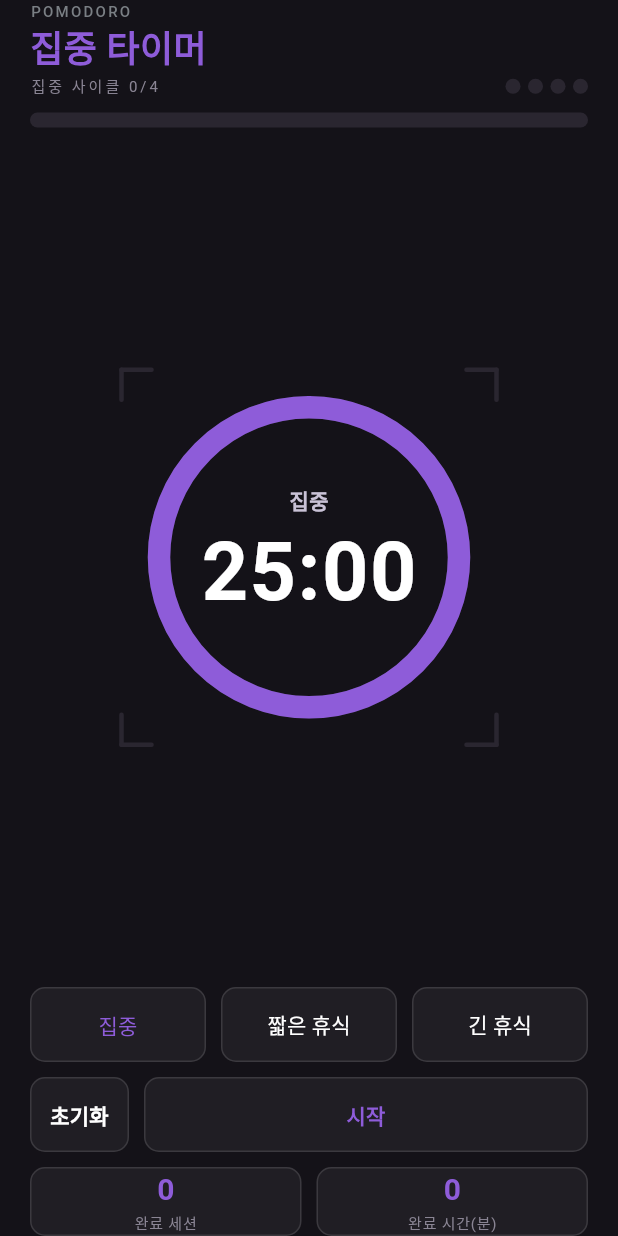
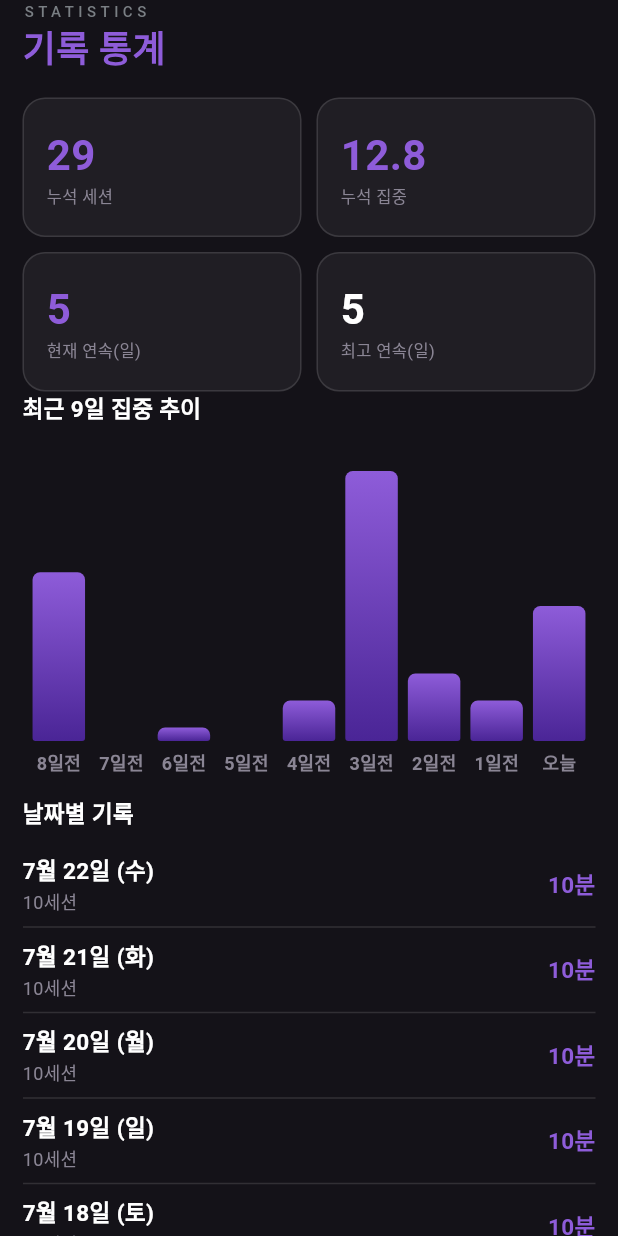
Before and after one commit to tnsgud/soonmodoro, a Flutter app: the screen it shows after launch, on a phone screen of 412 x 824 dp. Run offline on Flutter 3.47's test engine with Material 3 defaults, Android fonts, the phone set to English and light mode, and no system bars; drawn by our look-alikes of fl_chart; our stand-ins replace clock, flutter_riverpod, just_audio, vibration; missing offline and left inert: audio_session.

Commit message:
💄 통계화면 디자인 완성

```diff
--- a/lib/app/app.dart
+++ b/lib/app/app.dart
@@ -1,5 +1,6 @@
 import 'package:flutter/material.dart';
 import 'package:soonmodoro/app/theme/app_theme.dart';
+import 'package:soonmodoro/features/statistics/view/statistics_screen.dart';
 import 'package:soonmodoro/features/timer/view/timer_screen.dart';
 
 class App extends StatelessWidget {
@@ -10,7 +11,7 @@ class App extends StatelessWidget {
     return MaterialApp(
       title: 'Soonmodoro',
       theme: appTheme,
-      home: const TimerScreen(),
+      home: StatisticsScreen(),
     );
   }
 }
--- /dev/null
+++ b/lib/features/statistics/view/components/stat_card.dart
@@ -0,0 +1,51 @@
+import 'package:flutter/material.dart';
+import 'package:soonmodoro/shared/ui/app_colors.dart';
+
+class StatCard extends StatelessWidget {
+  final List<String> labels = ['누석 세션', '누석 집중', '현재 연속(일)', '최고 연속(일)'];
+  final List<Object> data;
+
+  StatCard({super.key, required this.data});
+
+  @override
+  Widget build(BuildContext context) {
+    return GridView.builder(
+      shrinkWrap: true,
+      gridDelegate: SliverGridDelegateWithFixedCrossAxisCount(
+        mainAxisSpacing: 10,
+        childAspectRatio: 1 / 0.5,
+        crossAxisCount: 2,
+        crossAxisSpacing: 10,
+      ),
+      itemCount: labels.length,
+      itemBuilder: (e, index) {
+        return Container(
+          padding: EdgeInsets.symmetric(horizontal: 15),
+          decoration: BoxDecoration(
+            color: surfaceColor,
+            border: BoxBorder.all(color: surfaceBorderColor),
+            borderRadius: BorderRadius.circular(15),
+          ),
+          child: Column(
+            mainAxisAlignment: MainAxisAlignment.center,
+            crossAxisAlignment: CrossAxisAlignment.start,
+            children: [
+              Text(
+                '${data[index]}',
+                style: TextStyle(
+                  color: index == 3 ? Colors.white : primaryColor,
+                  fontSize: 28,
+                  fontWeight: FontWeight.bold,
+                ),
+              ),
+              Text(
+                labels[index],
+                style: TextStyle(color: mutedColor, fontSize: 11),
+              ),
+            ],
+          ),
+        );
+      },
+    );
+  }
+}
--- /dev/null
+++ b/lib/features/statistics/view/components/stat_chart.dart
@@ -0,0 +1,94 @@
+import 'dart:math';
+
+import 'package:fl_chart/fl_chart.dart';
+import 'package:flutter/material.dart';
+import 'package:soonmodoro/shared/ui/app_colors.dart';
+
+class StatChart extends StatelessWidget {
+  final List<double> data;
+  const StatChart({super.key, required this.data});
+
+  Widget getTitles(double value, TitleMeta meta) {
+    const style = TextStyle(
+      color: mutedColor,
+      fontWeight: FontWeight.bold,
+      fontSize: 12,
+    );
+
+    var t = (8 - value).toInt();
+
+    return SideTitleWidget(
+      meta: meta,
+      space: 5,
+      child: Text(t == 0 ? '오늘' : '$t일전', style: style),
+    );
+  }
+
+  BarChartGroupData makeGroupData(int x, double y) {
+    return BarChartGroupData(
+      x: x,
+      barRods: [
+        BarChartRodData(
+          toY: y,
+          gradient: LinearGradient(
+            begin: Alignment.topCenter,
+            end: Alignment.bottomCenter,
+            colors: [primaryColor, Color(0xff4a2596)],
+          ),
+          width: 35,
+          borderRadius: BorderRadius.only(
+            topLeft: Radius.circular(5),
+            topRight: Radius.circular(5),
+            bottomLeft: Radius.circular(2),
+            bottomRight: Radius.circular(2),
+          ),
+        ),
+      ],
+    );
+  }
+
+  BarChartData randomData() {
+    return BarChartData(
+      barTouchData: const BarTouchData(enabled: true),
+      titlesData: FlTitlesData(
+        show: true,
+        bottomTitles: AxisTitles(
+          sideTitles: SideTitles(showTitles: true, getTitlesWidget: getTitles),
+        ),
+        leftTitles: const AxisTitles(sideTitles: SideTitles(showTitles: false)),
+        topTitles: const AxisTitles(sideTitles: SideTitles(showTitles: false)),
+        rightTitles: const AxisTitles(
+          sideTitles: SideTitles(showTitles: false),
+        ),
+      ),
+      borderData: FlBorderData(show: false),
+      gridData: const FlGridData(show: false),
+      barGroups: List.generate(data.length, (i) => makeGroupData(i, data[i])),
+    );
+  }
+
+  @override
+  Widget build(BuildContext context) {
+    return Column(
+      crossAxisAlignment: CrossAxisAlignment.start,
+      children: [
+        Text(
+          '최근 9일 집중 추이',
+          style: TextStyle(
+            color: Colors.white,
+            fontWeight: FontWeight.bold,
+            fontSize: 15,
+          ),
+        ),
+        SizedBox(height: 30),
+        Expanded(
+          child: BarChart(
+            randomData(),
+            duration: Duration(milliseconds: 150),
+            curve: Curves.linear,
+          ),
+        ),
+      ],
+    );
+  }
+}
--- /dev/null
+++ b/lib/features/statistics/view/components/stat_header.dart
@@ -0,0 +1,37 @@
+import 'package:flutter/material.dart';
+import 'package:soonmodoro/shared/ui/app_colors.dart';
+
+class StatHeader extends StatelessWidget {
+  const StatHeader({super.key});
+
+  @override
+  Widget build(BuildContext context) {
+    return Row(
+      children: [
+        Column(
+          mainAxisAlignment: MainAxisAlignment.center,
+          crossAxisAlignment: CrossAxisAlignment.start,
+          children: [
+            Text(
+              'STATISTICS',
+              style: TextStyle(
+                fontSize: 10,
+                fontWeight: FontWeight.w500,
+                color: mutedStrongColor,
+                letterSpacing: 3,
+              ),
+            ),
+            Text(
+              '기록 통계',
+              style: TextStyle(
+                color: primaryColor,
+                fontSize: 24,
+                fontWeight: FontWeight.bold,
+              ),
+            ),
+          ],
+        ),
+      ],
+    );
+  }
+}
--- /dev/null
+++ b/lib/features/statistics/view/components/stat_list.dart
@@ -0,0 +1,63 @@
+import 'package:flutter/material.dart';
+import 'package:intl/intl.dart';
+import 'package:soonmodoro/shared/ui/app_colors.dart';
+
+class StatListData {
+  final DateTime dateTime;
+  final int sessionCount;
+  final int focusMinutes;
+
+  const StatListData({
+    required this.dateTime,
+    required this.sessionCount,
+    required this.focusMinutes,
+  });
+}
+
+class StatList extends StatelessWidget {
+  final List<StatListData> data;
+  final DateFormat _format = DateFormat.MMMEd('ko-kr');
+
+  StatList({super.key, required this.data});
+
+  @override
+  Widget build(BuildContext context) {
+    return ListView.separated(
+      shrinkWrap: true,
+      itemCount: data.length,
+      itemBuilder: (context, index) {
+        return Row(
+          mainAxisAlignment: MainAxisAlignment.spaceBetween,
+          children: [
+            Column(
+              crossAxisAlignment: CrossAxisAlignment.start,
+              children: [
+                Text(
+                  _format.format(data[index].dateTime),
+                  style: TextStyle(
+                    color: Colors.white,
+                    fontSize: 15,
+                    fontWeight: FontWeight.bold,
+                  ),
+                ),
+                Text(
+                  '${data[index].sessionCount}세션',
+                  style: TextStyle(color: mutedColor, fontSize: 12),
+                ),
+              ],
+            ),
+            Text(
+              '${data[index].focusMinutes}분',
+              style: TextStyle(
+                color: primaryColor,
+                fontSize: 15,
+                fontWeight: FontWeight.bold,
+              ),
+            ),
+          ],
+        );
+      },
+      separatorBuilder: (context, index) => Divider(color: surfaceBorderColor),
+    );
+  }
+}
--- /dev/null
+++ b/lib/features/statistics/view/statistics_screen.dart
@@ -0,0 +1,96 @@
+import 'package:flutter/material.dart';
+import 'package:soonmodoro/features/statistics/view/components/stat_card.dart';
+import 'package:soonmodoro/features/statistics/view/components/stat_chart.dart';
+import 'package:soonmodoro/features/statistics/view/components/stat_header.dart';
+import 'package:soonmodoro/features/statistics/view/components/stat_list.dart';
+import 'package:soonmodoro/shared/ui/app_colors.dart';
+
+class StatisticsScreen extends StatefulWidget {
+  const StatisticsScreen({super.key});
+
+  @override
+  State<StatisticsScreen> createState() => _StatisticsScreenState();
+}
+
+class _StatisticsScreenState extends State<StatisticsScreen> {
+  @override
+  Widget build(BuildContext context) {
+    var cardData = [29, 12.8, 5, 5];
+    var chartData = <double>[12.5, 0, 1, 0, 3, 20, 5, 3, 10];
+    var listData = <StatListData>[
+      StatListData(
+        dateTime: DateTime.now(),
+        sessionCount: 10,
+        focusMinutes: 10,
+      ),
+      StatListData(
+        dateTime: DateTime.now().subtract(Duration(days: 1)),
+        sessionCount: 10,
+        focusMinutes: 10,
+      ),
+      StatListData(
+        dateTime: DateTime.now().subtract(Duration(days: 2)),
+        sessionCount: 10,
+        focusMinutes: 10,
+      ),
+      StatListData(
+        dateTime: DateTime.now().subtract(Duration(days: 3)),
+        sessionCount: 10,
+        focusMinutes: 10,
+      ),
+      StatListData(
+        dateTime: DateTime.now().subtract(Duration(days: 4)),
+        sessionCount: 10,
+        focusMinutes: 10,
+      ),
+      StatListData(
+        dateTime: DateTime.now().subtract(Duration(days: 5)),
+        sessionCount: 10,
+        focusMinutes: 10,
+      ),
+      StatListData(
+        dateTime: DateTime.now().subtract(Duration(days: 6)),
+        sessionCount: 10,
+        focusMinutes: 10,
+      ),
+      StatListData(
+        dateTime: DateTime.now().subtract(Duration(days: 7)),
+        sessionCount: 10,
+        focusMinutes: 10,
+      ),
+    ];
+
+    return Scaffold(
+      backgroundColor: bgColor,
+      body: SafeArea(
+        bottom: false,
+        child: Padding(
+          padding: EdgeInsetsGeometry.symmetric(horizontal: 15),
+          child: Column(
+            crossAxisAlignment: CrossAxisAlignment.start,
+            children: [
+              StatHeader(),
+              SizedBox(height: 15),
+
+              StatCard(data: cardData),
+
+              Expanded(child: StatChart(data: chartData)),
+              SizedBox(height: 15),
+
+              Text(
+                "날짜별 기록",
+                style: TextStyle(
+                  color: Colors.white,
+                  fontSize: 15,
+                  fontWeight: FontWeight.bold,
+                ),
+              ),
+              SizedBox(height: 15),
+              Flexible(child: StatList(data: listData)),
+            ],
+          ),
+        ),
+      ),
+    );
+  }
+}
--- a/lib/main.dart
+++ b/lib/main.dart
@@ -1,8 +1,10 @@
 import 'package:flutter/material.dart';
 import 'package:flutter_riverpod/flutter_riverpod.dart';
+import 'package:intl/date_symbol_data_local.dart';
 import 'package:soonmodoro/app/app.dart';
 
 void main() {
+  initializeDateFormatting('ko-kr');
   // ProviderScope는 MaterialApp 바깥에 둔다. home 안에 두면 다이얼로그·
   // 라우트처럼 Overlay에 올라가는 위젯이 스코프 밖으로 벗어난다.
   runApp(const ProviderScope(child: App()));
--- a/pubspec.yaml
+++ b/pubspec.yaml
@@ -39,6 +39,8 @@ dependencies:
   just_audio: ^0.10.6
   audio_session: ^0.2.4
   clock: ^1.1.2
+  fl_chart: ^1.2.0
+  intl: ^0.20.3
 
 dev_dependencies:
   flutter_test:
```
Also changed, not shown: pubspec.lock.
